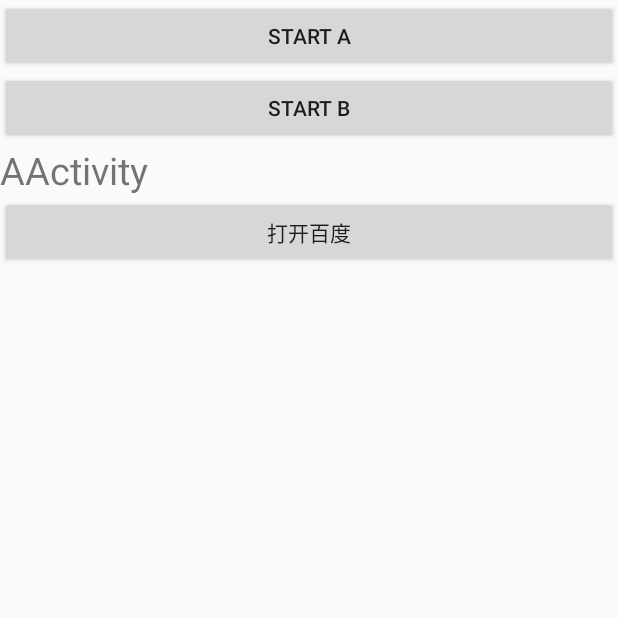
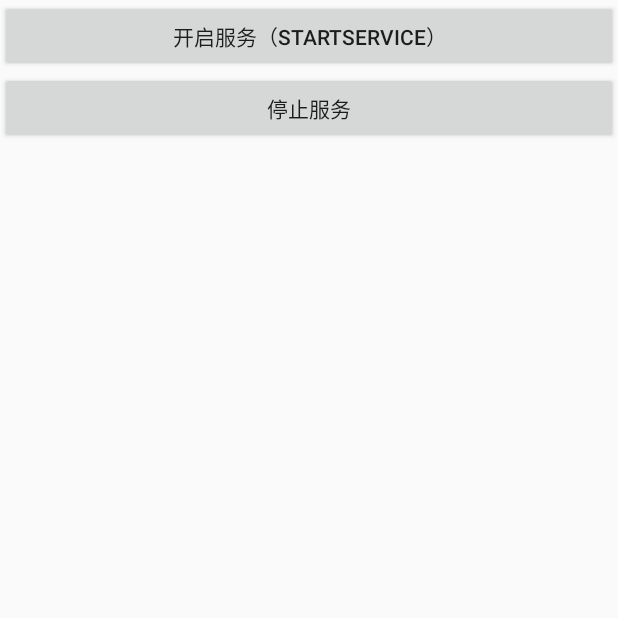
Before and after one commit to peigangwei2016/MyDemos, an Android app: the screen it shows after launch (AActivity before the commit, ServiceActivity after it), on a phone screen of 412 x 824 dp, the top half of it. Run offline under Robolectric (Android 15) with nearby library versions, the phone set to English and light mode, and no system bars.

Commit message:
Service和IntentService的练习

```diff
--- a/src/main/java/com/sunny/mydemos/BActivity.java
+++ b/src/main/java/com/sunny/mydemos/activity/BActivity.java
@@ -1,4 +1,4 @@
-package com.sunny.mydemos;
+package com.sunny.mydemos.activity;
 
 import android.app.Activity;
 import android.content.Intent;
@@ -6,6 +6,8 @@ import android.os.Bundle;
 import android.util.Log;
 import android.view.View;
 import android.widget.TextView;
+
+import com.sunny.mydemos.R;
 
 /**
  * Created by Administrator on 2016/8/29.
--- a/src/main/java/com/sunny/mydemos/LifeActivity.java
+++ b/src/main/java/com/sunny/mydemos/activity/LifeActivity.java
@@ -1,10 +1,12 @@
-package com.sunny.mydemos;
+package com.sunny.mydemos.activity;
 
 import android.app.Activity;
 import android.content.res.Configuration;
 import android.os.Bundle;
 import android.util.Log;
 import android.widget.EditText;
+
+import com.sunny.mydemos.R;
 
 /**
  * Created by Administrator on 2016/8/28.
--- a/src/main/java/com/sunny/mydemos/MainActivity.java
+++ b/src/main/java/com/sunny/mydemos/activity/MainActivity.java
@@ -1,4 +1,4 @@
-package com.sunny.mydemos;
+package com.sunny.mydemos.activity;
 
 import android.app.Activity;
 import android.content.Intent;
@@ -9,6 +9,8 @@ import android.view.View;
 import android.widget.Button;
 import android.widget.LinearLayout;
 import android.widget.Toast;
+
+import com.sunny.mydemos.R;
 
 public class MainActivity extends Activity implements View.OnClickListener {
 
--- a/src/main/java/com/sunny/mydemos/MyApplication.java
+++ b/src/main/java/com/sunny/mydemos/activity/MyApplication.java
@@ -1,4 +1,4 @@
-package com.sunny.mydemos;
+package com.sunny.mydemos.activity;
 
 import android.app.Application;
 import android.content.res.Configuration;
--- a/src/main/java/com/sunny/mydemos/OtherActivity.java
+++ b/src/main/java/com/sunny/mydemos/activity/OtherActivity.java
@@ -1,14 +1,14 @@
-package com.sunny.mydemos;
+package com.sunny.mydemos.activity;
 
 import android.app.Activity;
 import android.content.Intent;
 import android.os.Bundle;
-import android.os.SystemClock;
-import android.provider.Settings;
 import android.view.View;
 import android.widget.Button;
 import android.widget.TextView;
 import android.widget.Toast;
+
+import com.sunny.mydemos.R;
 
 /**
  * Created by Administrator on 2016/8/28.
--- /dev/null
+++ b/src/main/java/com/sunny/mydemos/services/ServiceActivity.java
@@ -0,0 +1,42 @@
+package com.sunny.mydemos.services;
+
+import android.app.Activity;
+import android.content.Intent;
+import android.os.Bundle;
+import android.view.View;
+import android.widget.Button;
+
+import com.sunny.mydemos.R;
+
+/**
+ * Created by Administrator on 2016/9/1.
+ */
+public class ServiceActivity extends Activity {
+    private android.widget.Button butStartService;
+    private android.widget.Button butStopService;
+    private Intent mIntent;
+
+    @Override
+    protected void onCreate(Bundle savedInstanceState) {
+        super.onCreate(savedInstanceState);
+        setContentView(R.layout.activity_service);
+        this.butStopService = (Button) findViewById(R.id.butStopService);
+        this.butStartService = (Button) findViewById(R.id.butStartService);
+//        开启服务
+        butStartService.setOnClickListener(new View.OnClickListener() {
+            @Override
+            public void onClick(View v) {
+                mIntent = new Intent(ServiceActivity.this,SunnyIntentService.class);
+                startService(mIntent);
+            }
+        });
+//        停止服务
+        butStopService.setOnClickListener(new View.OnClickListener() {
+            @Override
+            public void onClick(View v) {
+                stopService(mIntent);
+            }
+        });
+
+    }
+}
--- /dev/null
+++ b/src/main/res/layout/activity_service.xml
@@ -0,0 +1,18 @@
+<?xml version="1.0" encoding="utf-8"?>
+<LinearLayout xmlns:android="http://schemas.android.com/apk/res/android"
+    android:orientation="vertical" android:layout_width="match_parent"
+    android:layout_height="match_parent">
+
+    <Button
+        android:layout_width="match_parent"
+        android:layout_height="wrap_content"
+        android:text="开启服务（startService）"
+        android:id="@+id/butStartService" />
+
+    <Button
+        android:layout_width="match_parent"
+        android:layout_height="wrap_content"
+        android:text="停止服务"
+        android:id="@+id/butStopService"
+        android:layout_gravity="right" />
+</LinearLayout>
```
Also changed, not shown: src/main/AndroidManifest.xml (+16 -10 lines), src/main/java/com/sunny/mydemos/activity/AActivity.java (renamed from src/main/java/com/sunny/mydemos/AActivity.java, +26 -1 lines), src/main/java/com/sunny/mydemos/services/SunnyIntentService.java (added, +59 -0 lines), src/main/java/com/sunny/mydemos/services/SunnyService.java (added, +55 -0 lines), src/main/res/layout/activity_task.xml (+14 -0 lines), 2 other files.
